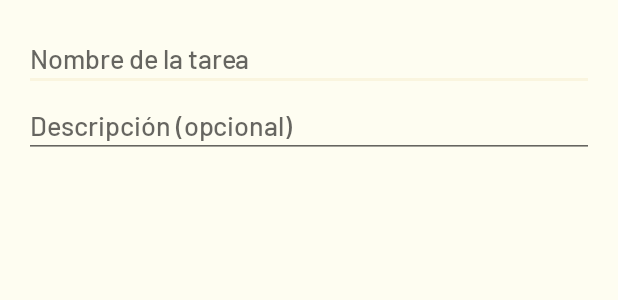
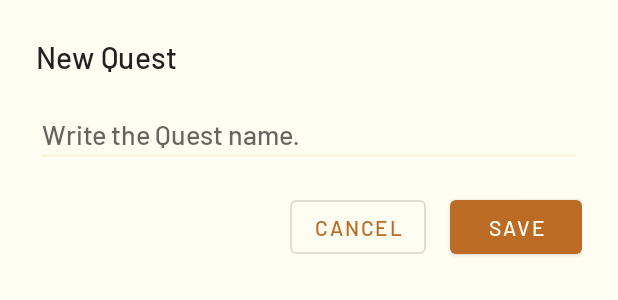
Before and after one commit to carloszuilavila/HeroJourney, an Android app: the layout dialog_add_quest.xml on its own in the app's theme, with its tools: preview values and no code run, on a phone screen of 412 x 824 dp. Shown: the top 300 px of the screen. Run offline under Robolectric (Android 15) with nearby library versions, the phone set to English and light mode, and no system bars.

Commit message:
upd: make similar appearance in dialogs for adding habits/quests

```diff
--- a/app/src/main/res/layout/dialog_add_quest.xml
+++ b/app/src/main/res/layout/dialog_add_quest.xml
@@ -1,17 +1,51 @@
+<?xml version="1.0" encoding="utf-8"?>
 <LinearLayout xmlns:android="http://schemas.android.com/apk/res/android"
-    android:orientation="vertical" android:padding="16dp"
-    android:layout_width="match_parent" android:layout_height="wrap_content">
+    android:id="@+id/dialog_root"
+    android:layout_width="match_parent"
+    android:layout_height="wrap_content"
+    android:orientation="vertical"
+    android:padding="24dp"
+    android:background="@drawable/rounded_dialog">
 
-    <EditText
-        android:id="@+id/inputHabitName"
-        android:hint="Nombre de la tarea"
-        android:layout_width="match_parent"
-        android:layout_height="wrap_content"/>
-
-    <EditText
-        android:id="@+id/inputHabitDesc"
-        android:hint="Descripción (opcional)"
+    <!-- Título (puedes usar tu propio TextView personalizado) -->
+    <TextView
+        android:id="@+id/dialogTitle"
         android:layout_width="match_parent"
         android:layout_height="wrap_content"
-        android:inputType="textMultiLine"/>
+        android:text="New Quest"
+        android:textAppearance="?attr/textAppearanceHeadline6"
+        android:layout_marginBottom="16dp" />
+
+    <!-- Campo de texto para el nombre de la misión -->
+    <EditText
+        android:id="@+id/inputQuestName"
+        android:layout_width="match_parent"
+        android:layout_height="wrap_content"
+        android:hint="Write the Quest name."
+        android:inputType="textCapSentences"
+        android:layout_marginBottom="16dp" />
+
+    <!-- Botones al final -->
+    <LinearLayout
+        android:layout_width="match_parent"
+        android:layout_height="wrap_content"
+        android:orientation="horizontal"
+        android:gravity="end">
+
+        <Button
+            android:id="@+id/buttonCancel_quest"
+            style="?attr/materialButtonOutlinedStyle"
+            android:layout_width="wrap_content"
+            android:layout_height="wrap_content"
+            android:text="Cancel"/>
+
+        <Button
+            android:id="@+id/buttonSave_quest"
+            style="?attr/materialButtonStyle"
+            android:layout_width="wrap_content"
+            android:layout_height="wrap_content"
+            android:text="Save"
+            android:layout_marginStart="16dp"/>
+
+    </LinearLayout>
 </LinearLayout>
```
Also changed, not shown: app/src/main/res/layout/dialog_add_habit.xml (+49 -6 lines).
